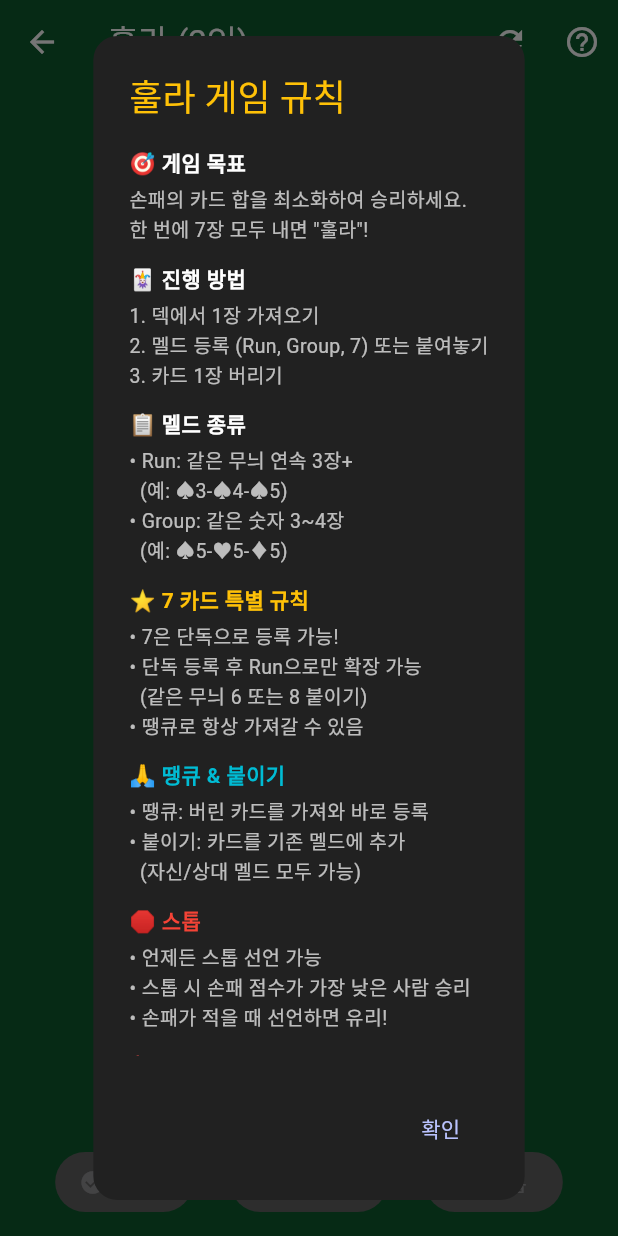
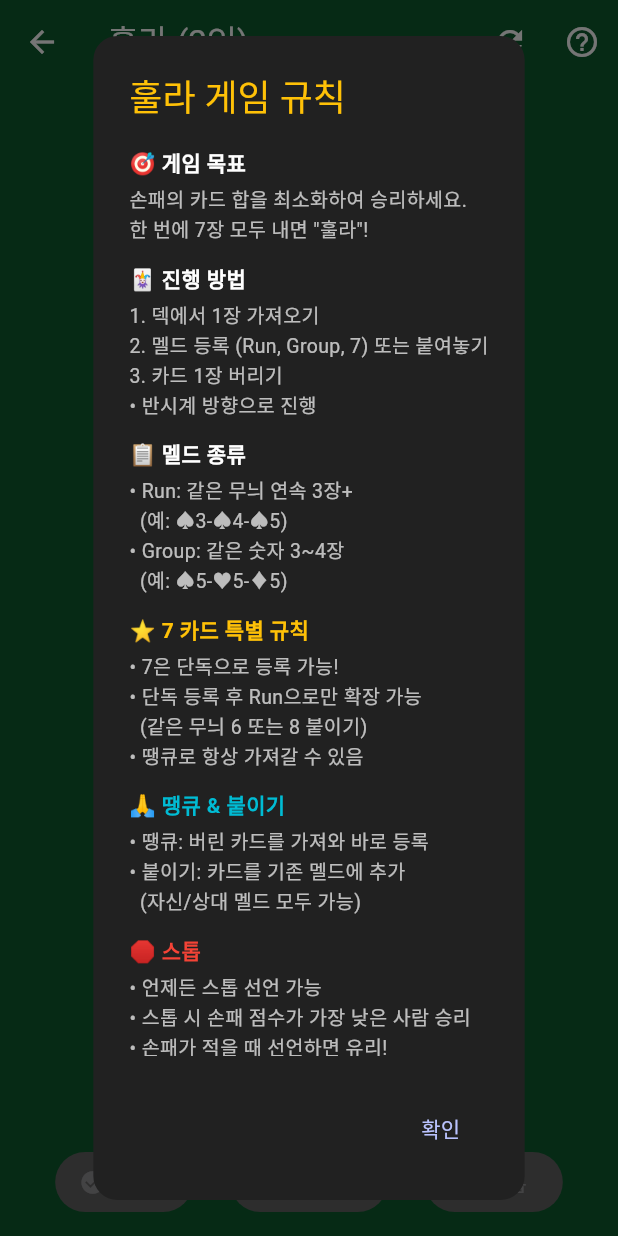
Before and after one commit to mhpark03/games, a Flutter app: the HulaScreen screen opened directly, after a tap on the "help outline" icon, on a phone screen of 412 x 824 dp. Run offline on Flutter 3.47's test engine with Material 3 defaults, Android fonts, the phone set to English and light mode, and no system bars; our stand-ins replace shared_preferences; accounts and stored records are empty.

Commit message:
훌라 진행 방법에 반시계 방향 진행 추가

```diff
--- a/lib/games/hula/hula_screen.dart
+++ b/lib/games/hula/hula_screen.dart
@@ -3739,7 +3739,8 @@ class _HulaScreenState extends State<HulaScreen> with TickerProviderStateMixin {
               Text(
                 '1. 덱에서 1장 가져오기\n'
                 '2. 멜드 등록 (Run, Group, 7) 또는 붙여놓기\n'
-                '3. 카드 1장 버리기',
+                '3. 카드 1장 버리기\n'
+                '• 반시계 방향으로 진행',
                 style: TextStyle(color: Colors.white70, fontSize: 13),
               ),
               SizedBox(height: 12),
```
